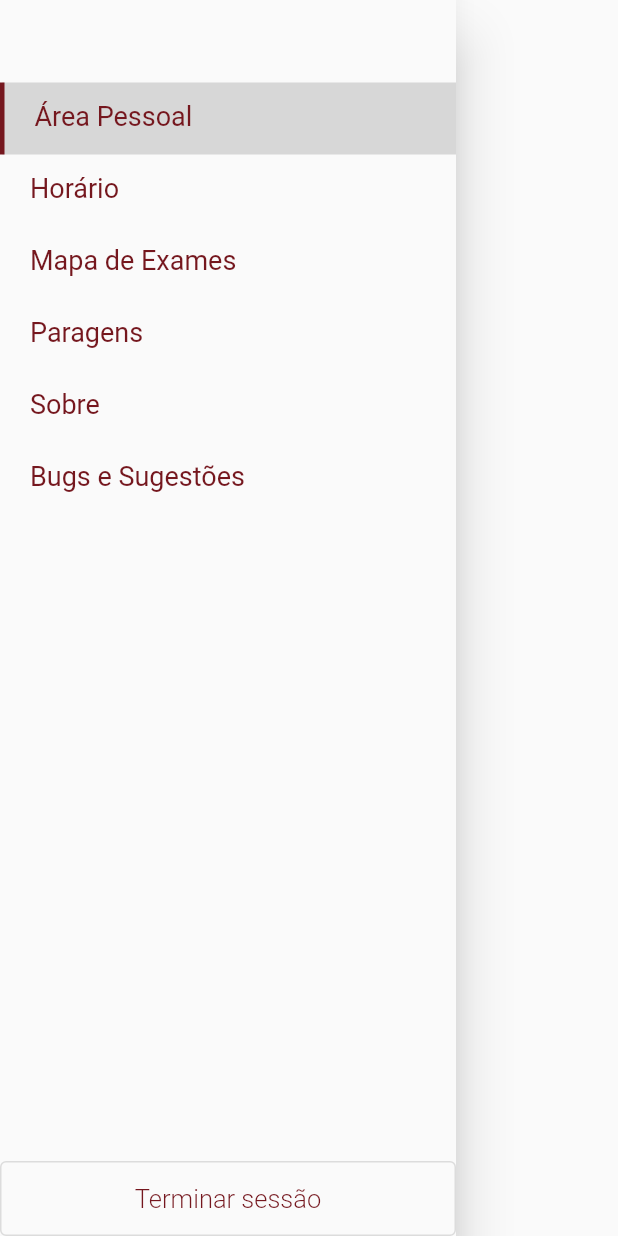
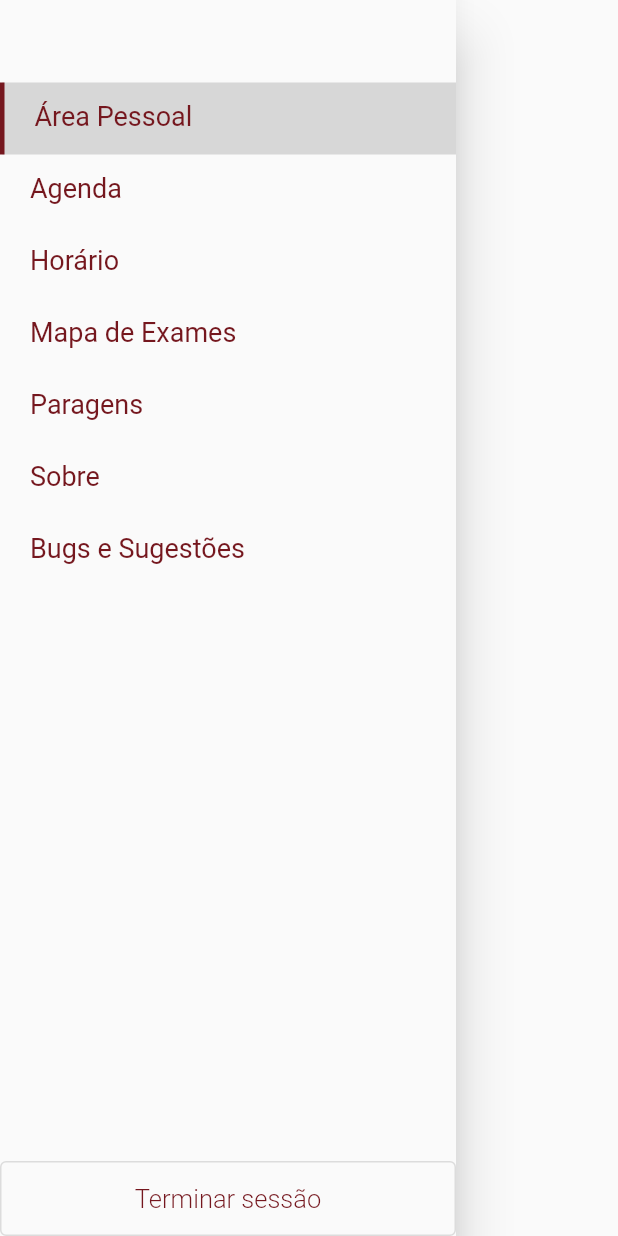
Before and after one commit to isabel-amaral/feup-esof-AcademicPlanner, a Flutter app: the NavigationDrawer widget shown alone on an empty page, opened directly, on a phone screen of 412 x 824 dp. Run offline on Flutter 3.47's test engine with Material 2 defaults, Android fonts, the phone set to English and light mode, and no system bars; our stand-ins replace connectivity, flutter_cache_manager, flutter_markdown, flutter_redux, flutter_svg, logger and 7 more; missing offline and left inert: encrypt, query_params; accounts and stored records are empty.

```diff
--- a/src/lib/main.dart
+++ b/src/lib/main.dart
@@ -5,6 +5,7 @@ import 'package:flutter_redux/flutter_redux.dart';
 import 'package:redux/redux.dart';
 import 'package:uni/controller/middleware.dart';
 import 'package:uni/model/app_state.dart';
+import 'package:uni/model/calendar_page_model.dart';
 import 'package:uni/redux/actions.dart';
 import 'package:uni/redux/reducers.dart';
 import 'package:uni/view/Pages/about_page_view.dart';
@@ -67,6 +68,9 @@ class MyAppState extends State<MyApp> {
               case '/' + Constants.navPersonalArea:
                 return PageTransition.makePageTransition(
                     page: HomePageView(), settings: settings);
+              case '/' + Constants.navCalendar:
+                return PageTransition.makePageTransition(
+                  page: CalendarPage(), settings: settings);
               case '/' + Constants.navSchedule:
                 return PageTransition.makePageTransition(
                     page: SchedulePage(), settings: settings);
--- a/src/lib/utils/constants.dart
+++ b/src/lib/utils/constants.dart
@@ -1,6 +1,7 @@
 library Constants;
 
 const navPersonalArea = 'Área Pessoal';
+const navCalendar = 'Agenda';
 const navSchedule = 'Horário';
 const navExams = 'Mapa de Exames';
 const navStops = 'Paragens';
--- a/src/lib/view/Widgets/navigation_drawer.dart
+++ b/src/lib/view/Widgets/navigation_drawer.dart
@@ -26,6 +26,7 @@ class NavigationDrawerState extends State<NavigationDrawer> {
 
     drawerItems = {
       Constants.navPersonalArea: _onSelectPage,
+      Constants.navCalendar: _onSelectPage,
       Constants.navSchedule: _onSelectPage,
       Constants.navExams: _onSelectPage,
       Constants.navStops: _onSelectPage,
```
Also changed, not shown: src/pubspec.lock (added).
